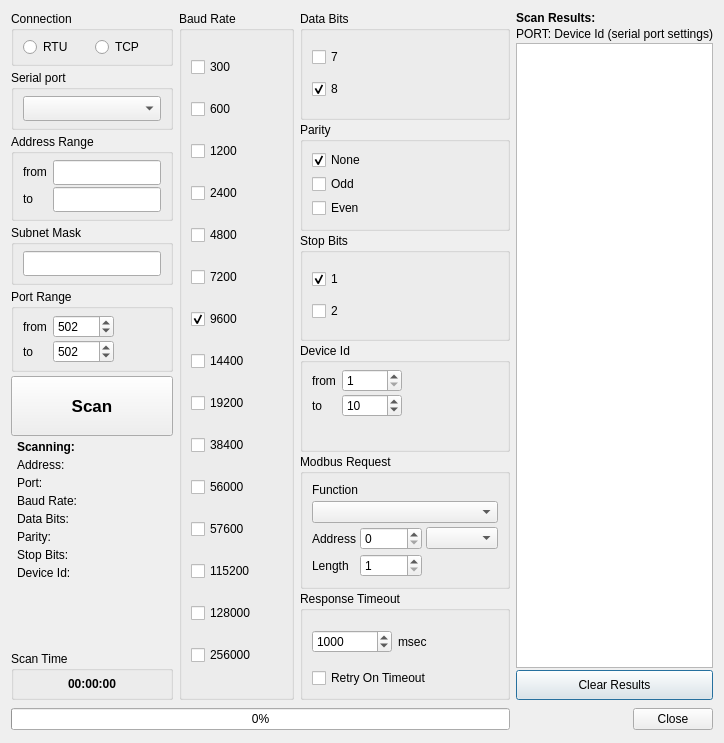
This is src/dialogs/dialogmodbusscanner.ui in sanny32/OpenModScan as Qt 5 draws it before an edit. The edited form follows.
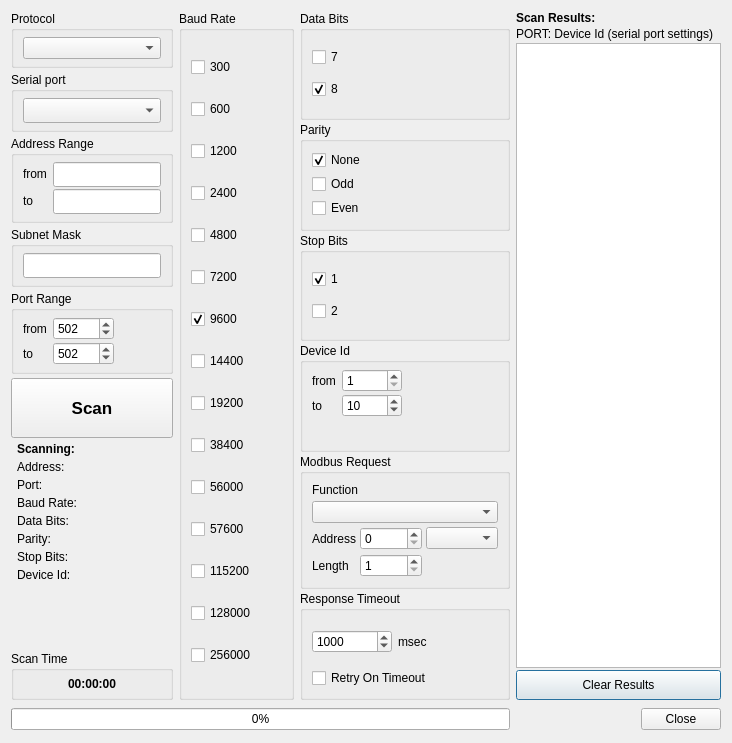
This is the edited form. Icons and pictures are not drawn. Custom widgets are drawn as their Qt base class.

Commit message: Added modbus rtu over tcp protocol to modbus scanner

```diff
--- a/src/dialogs/dialogmodbusscanner.ui
+++ b/src/dialogs/dialogmodbusscanner.ui
@@ -6,7 +6,7 @@
    <rect>
     <x>0</x>
     <y>0</y>
-    <width>718</width>
+    <width>732</width>
     <height>743</height>
    </rect>
   </property>
@@ -642,7 +642,7 @@
           </sizepolicy>
          </property>
          <property name="title">
-          <string>Connection</string>
+          <string>Protocol</string>
          </property>
          <layout class="QHBoxLayout" name="horizontalLayout_3">
           <property name="topMargin">
@@ -652,18 +652,7 @@
            <number>6</number>
           </property>
           <item>
-           <widget class="QRadioButton" name="radioButtonRTU">
-            <property name="text">
-             <string notr="true">RTU</string>
-            </property>
-           </widget>
-          </item>
-          <item>
-           <widget class="QRadioButton" name="radioButtonTCP">
-            <property name="text">
-             <string notr="true">TCP</string>
-            </property>
-           </widget>
+           <widget class="ModbusProtocolsComboBox" name="comboBoxProtocols"/>
           </item>
          </layout>
         </widget>
@@ -1100,6 +1089,11 @@
    <extends>QSpinBox</extends>
    <header>formattedspinbox.h</header>
   </customwidget>
+  <customwidget>
+   <class>ModbusProtocolsComboBox</class>
+   <extends>QComboBox</extends>
+   <header>modbusprotocolscombobox.h</header>
+  </customwidget>
  </customwidgets>
  <resources>
   <include location="../resources.qrc"/>
```
Left out of the diff: 2 changed lines with no effect on the pictures. The commit also changes 8 other files.
